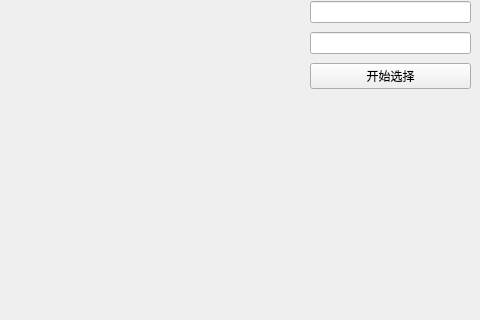
The window that imgwindow.ui (zouzichun/videoWirain) describes before a commit, drawn with Qt 5; both pictures show x 320 to 800 and y 154 to 474 of the 800 by 800 pixel window.
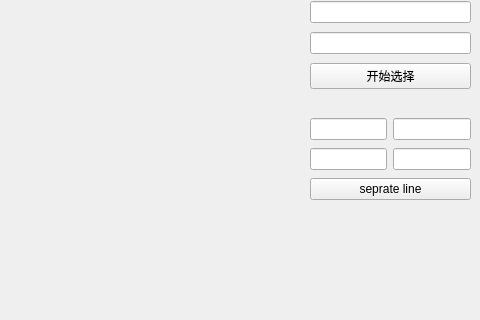
The same window after the commit.

Commit message: dev, support dev in shutong. enable seprate line, enable up and down lines detection

The edit to the form file:
```diff
--- a/imgwindow.ui
+++ b/imgwindow.ui
@@ -230,6 +230,41 @@
     <string/>
    </property>
   </widget>
+  <widget class="QWidget" name="">
+   <property name="geometry">
+    <rect>
+     <x>630</x>
+     <y>270</y>
+     <width>161</width>
+     <height>89</height>
+    </rect>
+   </property>
+   <layout class="QGridLayout" name="gridLayout_2">
+    <item row="0" column="0">
+     <widget class="QLineEdit" name="sep1x"/>
+    </item>
+    <item row="0" column="1">
+     <widget class="QLineEdit" name="sep1y"/>
+    </item>
+    <item row="1" column="0">
+     <widget class="QLineEdit" name="sep2x"/>
+    </item>
+    <item row="1" column="1">
+     <widget class="QLineEdit" name="sep2y">
+      <property name="text">
+       <string/>
+      </property>
+     </widget>
+    </item>
+    <item row="2" column="0" colspan="2">
+     <widget class="QPushButton" name="sep_but">
+      <property name="text">
+       <string>seprate line</string>
+      </property>
+     </widget>
+    </item>
+   </layout>
+  </widget>
  </widget>
  <resources/>
  <connections/>
```
The commit also changes 16 other files.
